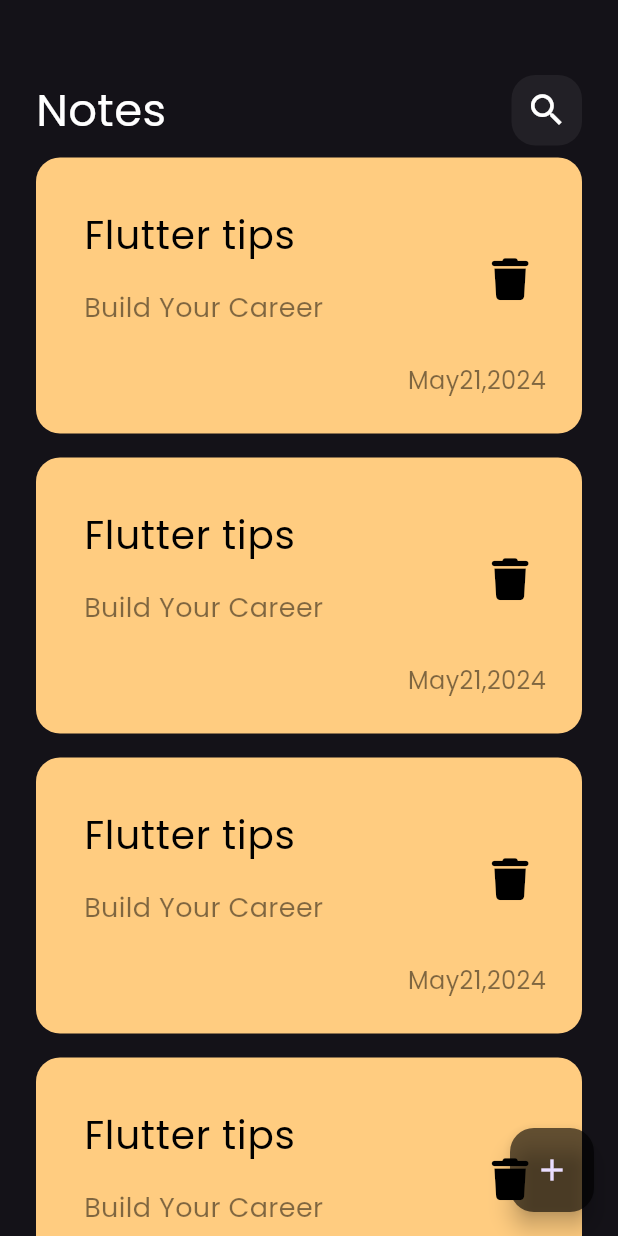
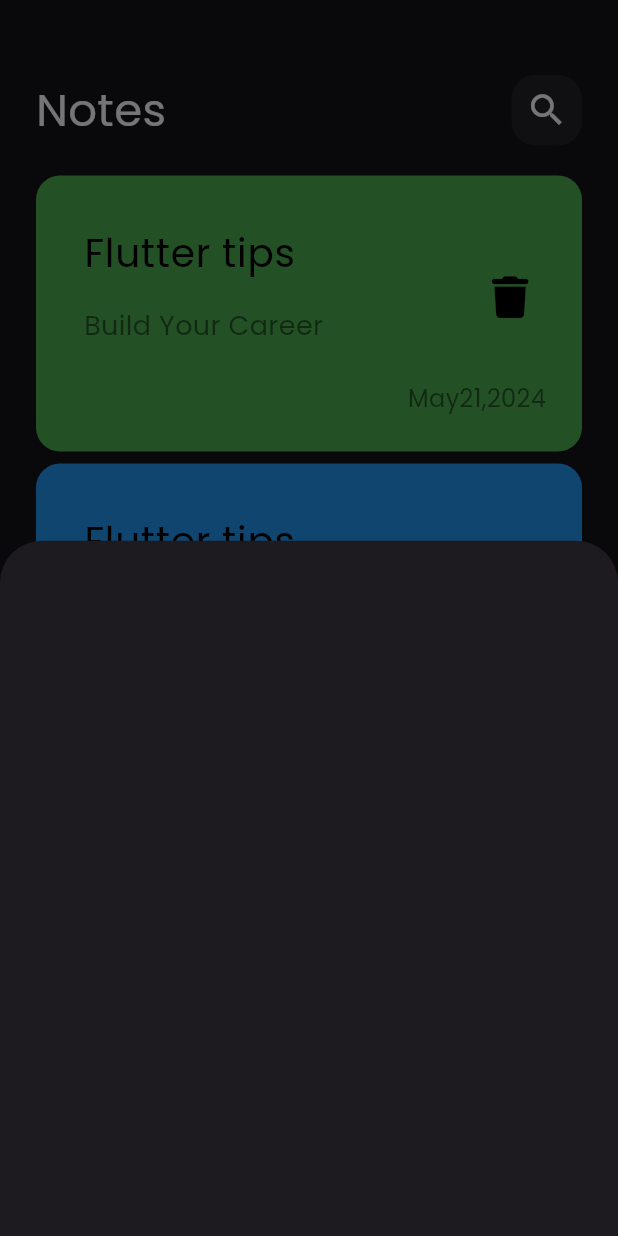
Before and after one commit to MariamEssam5/notes_app, a Flutter app: the screen it shows after launch, after a tap on the "add" icon, on a phone screen of 412 x 824 dp. Run offline on Flutter 3.47's test engine with Material 3 defaults, Android fonts, the phone set to English and light mode, and no system bars; our stand-ins replace font_awesome_flutter.

Commit message:
Show maodal bottom sheet

```diff
--- a/lib/views/notes_view.dart
+++ b/lib/views/notes_view.dart
@@ -1,4 +1,5 @@
 import 'package:flutter/material.dart';
+import 'package:note/views/widgets/add_note_bottom_sheet.dart';
 import 'package:note/views/widgets/notes_view_body.dart';
 
 class NotesView extends StatelessWidget {
@@ -9,7 +10,13 @@ class NotesView extends StatelessWidget {
     return Scaffold(
       floatingActionButton: FloatingActionButton(
         backgroundColor: Colors.black.withOpacity(0.6),
-        onPressed: () {},
+        onPressed: () {
+          showModalBottomSheet(
+              context: context,
+              builder: (context) {
+                return AddNoteBottomSheet();
+              });
+        },
         child: const Icon(Icons.add),
       ),
       body: const NotesViewBody(),
--- /dev/null
+++ b/lib/views/widgets/add_note_bottom_sheet.dart
@@ -0,0 +1,10 @@
+import 'package:flutter/material.dart';
+
+class AddNoteBottomSheet extends StatelessWidget {
+  const AddNoteBottomSheet({super.key});
+
+  @override
+  Widget build(BuildContext context) {
+    return Container();
+  }
+}
--- a/lib/views/widgets/custom_note_item.dart
+++ b/lib/views/widgets/custom_note_item.dart
@@ -2,14 +2,16 @@ import 'package:flutter/material.dart';
 import 'package:font_awesome_flutter/font_awesome_flutter.dart';
 
 class NoteItem extends StatelessWidget {
-  const NoteItem({super.key});
+  final Color color;
+
+  const NoteItem({super.key, required this.color});
 
   @override
   Widget build(BuildContext context) {
     return Container(
       padding: EdgeInsets.only(top: 24, bottom: 24, left: 16),
       decoration: BoxDecoration(
-        color: const Color(0xffFFCC80),
+        color: color,
         borderRadius: BorderRadius.circular(16),
       ),
       child: Column(
--- a/lib/views/widgets/notes_listview.dart
+++ b/lib/views/widgets/notes_listview.dart
@@ -4,15 +4,28 @@ import 'package:note/views/widgets/custom_note_item.dart';
 class NotesListView extends StatelessWidget {
   const NotesListView({super.key});
 
+  final List<Color> data = const [
+    Colors.green,
+    Colors.blue,
+    Colors.purple,
+    Colors.yellow,
+  ];
+
   @override
   Widget build(BuildContext context) {
-    return ListView.builder(
-      itemBuilder: (context, index) {
-        return Padding(
-          padding: const EdgeInsets.symmetric(vertical: 8),
-          child: const NoteItem(),
-        );
-      },
+    return Padding(
+      padding: const EdgeInsets.symmetric(vertical: 16),
+      child: ListView.builder(
+        padding: EdgeInsets.zero,
+        itemBuilder: (context, index) {
+          return Padding(
+            padding: const EdgeInsets.symmetric(vertical: 4),
+            child: NoteItem(
+              color: data[index % data.length],
+            ),
+          );
+        },
+      ),
     );
   }
 }
```
